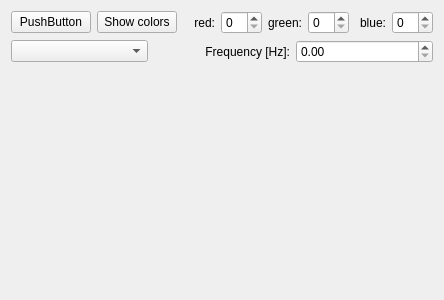
First picture: the form in src/ui/ledControl/LedControlWidget.ui, repository skye-git/qgroundcontrol-old, before the edit.
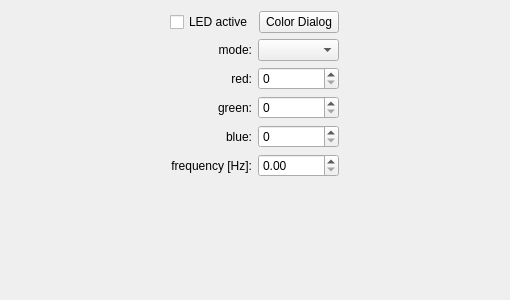
Second picture: the form after the edit.

Commit message: Add modular predefined color buttons.

What changed in the file:
```diff
--- a/src/ui/ledControl/LedControlWidget.ui
+++ b/src/ui/ledControl/LedControlWidget.ui
@@ -6,31 +6,43 @@
    <rect>
     <x>0</x>
     <y>0</y>
-    <width>444</width>
+    <width>510</width>
     <height>300</height>
    </rect>
   </property>
   <property name="windowTitle">
    <string>Form</string>
   </property>
-  <layout class="QVBoxLayout" name="verticalLayout">
+  <layout class="QGridLayout" name="gridLayout_2">
+   <item row="2" column="0">
+    <spacer name="verticalSpacer">
+     <property name="orientation">
+      <enum>Qt::Vertical</enum>
+     </property>
+     <property name="sizeHint" stdset="0">
+      <size>
+       <width>20</width>
+       <height>40</height>
+      </size>
+     </property>
+    </spacer>
+   </item>
+   <item row="0" column="0">
+    <layout class="QVBoxLayout" name="topLayout">
    <item>
-    <layout class="QHBoxLayout" name="horizontalLayout">
-     <item>
-      <widget class="QPushButton" name="ledOnOffButton">
+      <layout class="QGridLayout" name="gridLayout_3">
+       <item row="0" column="0">
+        <widget class="QCheckBox" name="checkBoxOnOff">
        <property name="text">
-        <string>PushButton</string>
-       </property>
-       <property name="checkable">
-        <bool>true</bool>
-       </property>
-       <property name="checked">
-        <bool>false</bool>
+          <string>LED active</string>
        </property>
       </widget>
      </item>
-     <item>
+       <item row="0" column="1">
       <widget class="QPushButton" name="ledColorButton">
+         <property name="enabled">
+          <bool>true</bool>
+         </property>
        <property name="minimumSize">
         <size>
          <width>0</width>
@@ -41,11 +53,20 @@
         <string>Hide/Show color panel</string>
        </property>
        <property name="text">
-        <string>Show colors</string>
+          <string>Color Dialog</string>
        </property>
       </widget>
      </item>
+      </layout>
+     </item>
      <item>
+      <layout class="QHBoxLayout" name="colorLayout"/>
+     </item>
+    </layout>
+   </item>
+   <item row="1" column="0">
+    <layout class="QGridLayout" name="gridLayout">
+     <item row="1" column="0">
       <widget class="QLabel" name="label">
        <property name="text">
         <string>red:</string>
@@ -55,14 +76,14 @@
        </property>
       </widget>
      </item>
-     <item>
-      <widget class="QSpinBox" name="spinBoxRed">
+     <item row="4" column="1">
+      <widget class="QDoubleSpinBox" name="doubleSpinBoxFrequency">
        <property name="toolTip">
         <string>Red LED component</string>
        </property>
       </widget>
      </item>
-     <item>
+     <item row="2" column="0">
       <widget class="QLabel" name="label_2">
        <property name="text">
         <string>green:</string>
@@ -72,73 +93,66 @@
        </property>
       </widget>
      </item>
-     <item>
+     <item row="2" column="1">
       <widget class="QSpinBox" name="spinBoxGreen">
        <property name="toolTip">
         <string>Green LED component</string>
        </property>
       </widget>
      </item>
-     <item>
-      <widget class="QLabel" name="label_3">
-       <property name="text">
-        <string>blue:</string>
-       </property>
-       <property name="alignment">
-        <set>Qt::AlignRight|Qt::AlignTrailing|Qt::AlignVCenter</set>
-       </property>
-      </widget>
-     </item>
-     <item>
+     <item row="3" column="1">
       <widget class="QSpinBox" name="spinBoxBlue">
        <property name="toolTip">
         <string>Blue LED component</string>
        </property>
       </widget>
      </item>
-    </layout>
-   </item>
-   <item>
-    <layout class="QHBoxLayout" name="horizontalLayout2">
-     <item>
+     <item row="4" column="0">
+      <widget class="QLabel" name="labelFrequency">
+       <property name="text">
+        <string>frequency [Hz]:</string>
+       </property>
+       <property name="alignment">
+        <set>Qt::AlignRight|Qt::AlignTrailing|Qt::AlignVCenter</set>
+       </property>
+      </widget>
+     </item>
+     <item row="3" column="0">
+      <widget class="QLabel" name="label_3">
+       <property name="text">
+        <string>blue:</string>
+       </property>
+       <property name="alignment">
+        <set>Qt::AlignRight|Qt::AlignTrailing|Qt::AlignVCenter</set>
+       </property>
+      </widget>
+     </item>
+     <item row="1" column="1">
+      <widget class="QSpinBox" name="spinBoxRed">
+       <property name="toolTip">
+        <string>Red LED component</string>
+       </property>
+      </widget>
+     </item>
+     <item row="0" column="1">
       <widget class="QComboBox" name="comboBoxMode">
        <property name="toolTip">
         <string>Choose special color modes</string>
        </property>
       </widget>
      </item>
-     <item>
-      <widget class="QLabel" name="labelFrequency">
+     <item row="0" column="0">
+      <widget class="QLabel" name="label_4">
        <property name="text">
-        <string>Frequency [Hz]:</string>
+        <string>mode:</string>
        </property>
        <property name="alignment">
         <set>Qt::AlignRight|Qt::AlignTrailing|Qt::AlignVCenter</set>
        </property>
       </widget>
      </item>
-     <item>
-      <widget class="QDoubleSpinBox" name="doubleSpinBoxFrequency">
-       <property name="toolTip">
-        <string>Color frequency (only for dynamic color modes)</string>
-       </property>
-      </widget>
-     </item>
     </layout>
    </item>
-   <item>
-    <spacer name="verticalSpacer">
-     <property name="orientation">
-      <enum>Qt::Vertical</enum>
-     </property>
-     <property name="sizeHint" stdset="0">
-      <size>
-       <width>20</width>
-       <height>40</height>
-      </size>
-     </property>
-    </spacer>
-   </item>
   </layout>
  </widget>
  <resources/>
```
Left out of the diff: 8 changed lines with no effect on the pictures. Lines whose indentation alone changed are shown as unchanged. The commit also changes 2 other files.
